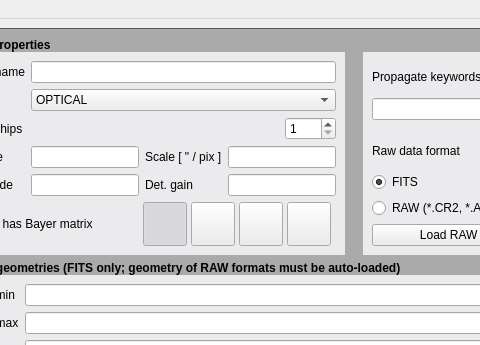
Above: src/instrumentdefinition.ui from schirmermischa/THELI before the change; both pictures show x 93 to 573 and y 0 to 345 of the 759 by 789 pixel window. Below: the same form after it.
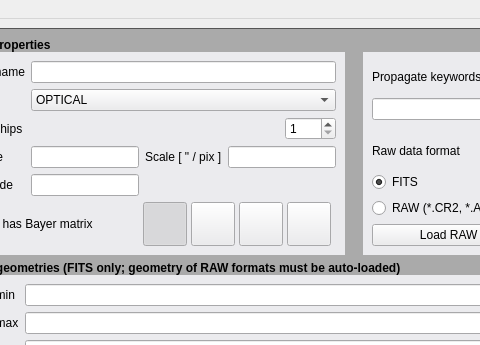
That is the form after the change.

Commit message: Removed GAIN parameter from instrument configuration files. Determined internally, and not useful anyway for multi-chip cameras

```diff
--- a/src/instrumentdefinition.ui
+++ b/src/instrumentdefinition.ui
@@ -987,26 +987,6 @@
               </property>
              </widget>
             </item>
-            <item row="4" column="2">
-             <widget class="QLabel" name="label_15">
-              <property name="text">
-               <string>Det. gain</string>
-              </property>
-             </widget>
-            </item>
-            <item row="4" column="3" colspan="2">
-             <widget class="QLineEdit" name="gainLineEdit">
-              <property name="toolTip">
-               <string>In case of a multi-chip camera, provide the LOWEST gain of the array.</string>
-              </property>
-              <property name="statusTip">
-               <string>In case of a multi-chip camera, provide the LOWEST gain of the array.</string>
-              </property>
-              <property name="alignment">
-               <set>Qt::AlignRight|Qt::AlignTrailing|Qt::AlignVCenter</set>
-              </property>
-             </widget>
-            </item>
             <item row="5" column="0" colspan="5">
              <layout class="QHBoxLayout" name="horizontalLayout_4">
               <item>
```
Left out of the diff: 1 changed line with no effect on the pictures. The commit also changes 140 other files.
